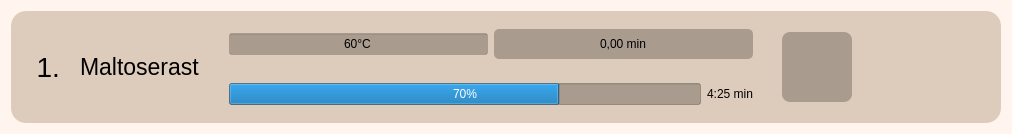
This is ui/dwell.ui in mvx-320/brewery_heating_control as Qt 5 draws it before an edit. The edited form follows.
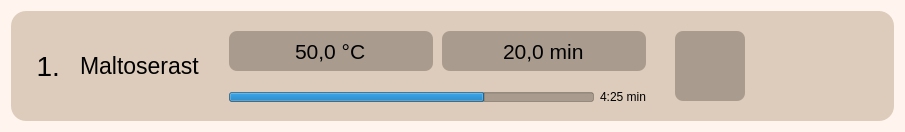
This is the edited form. Icons and pictures are not drawn.

Commit message: Interim Commit Beautify DoubleSpinBox's and DwellFrame Missing: Placeholder for Temp & Time #20

```diff
--- a/ui/dwell.ui
+++ b/ui/dwell.ui
@@ -6,7 +6,7 @@
    <rect>
     <x>0</x>
     <y>0</y>
-    <width>1012</width>
+    <width>905</width>
     <height>132</height>
    </rect>
   </property>
@@ -88,6 +88,9 @@
          <string notr="true">background-color: transparent</string>
         </property>
         <layout class="QVBoxLayout" name="verticalLayout_3">
+         <property name="spacing">
+          <number>0</number>
+         </property>
          <property name="leftMargin">
           <number>0</number>
          </property>
@@ -103,17 +106,54 @@
          <item>
           <widget class="QWidget" name="frm_widget_2" native="true">
            <layout class="QHBoxLayout" name="horizontalLayout_2">
+            <property name="spacing">
+             <number>9</number>
+            </property>
             <item>
-             <widget class="QLineEdit" name="lne_dwell_tar_temp">
+             <widget class="QDoubleSpinBox" name="doubleSpinBox_2">
+              <property name="sizePolicy">
+               <sizepolicy hsizetype="Expanding" vsizetype="Fixed">
+                <horstretch>0</horstretch>
+                <verstretch>0</verstretch>
+               </sizepolicy>
+              </property>
+              <property name="minimumSize">
+               <size>
+                <width>80</width>
+                <height>40</height>
+               </size>
+              </property>
+              <property name="font">
+               <font>
+                <pointsize>16</pointsize>
+               </font>
+              </property>
               <property name="styleSheet">
-               <string notr="true">background-color: rgba(0,0,0,60)</string>
+               <string notr="true">background-color: rgba(0,0,0,60);
+border: none;
+border-radius: 8px;</string>
               </property>
-              <property name="text">
-               <string>60°C</string>
+              <property name="locale">
+               <locale language="German" country="Germany"/>
               </property>
               <property name="alignment">
                <set>Qt::AlignCenter</set>
               </property>
+              <property name="buttonSymbols">
+               <enum>QAbstractSpinBox::NoButtons</enum>
+              </property>
+              <property name="specialValueText">
+               <string>Temperatur</string>
+              </property>
+              <property name="suffix">
+               <string> °C</string>
+              </property>
+              <property name="decimals">
+               <number>1</number>
+              </property>
+              <property name="value">
+               <double>50.000000000000000</double>
+              </property>
              </widget>
             </item>
             <item>
@@ -126,14 +166,19 @@
               </property>
               <property name="minimumSize">
                <size>
-                <width>0</width>
-                <height>30</height>
+                <width>90</width>
+                <height>40</height>
                </size>
               </property>
+              <property name="font">
+               <font>
+                <pointsize>16</pointsize>
+               </font>
+              </property>
               <property name="styleSheet">
                <string notr="true">background-color: rgba(0,0,0,60);
 border: none;
-border-radius: 5px;</string>
+border-radius: 8px;</string>
               </property>
               <property name="locale">
                <locale language="German" country="Germany"/>
@@ -144,9 +189,18 @@
               <property name="buttonSymbols">
                <enum>QAbstractSpinBox::NoButtons</enum>
               </property>
+              <property name="specialValueText">
+               <string>Dauer</string>
+              </property>
               <property name="suffix">
                <string> min</string>
               </property>
+              <property name="decimals">
+               <number>1</number>
+              </property>
+              <property name="value">
+               <double>20.000000000000000</double>
+              </property>
              </widget>
             </item>
            </layout>
@@ -154,9 +208,27 @@
          </item>
          <item>
           <widget class="QWidget" name="widget_4" native="true">
+           <property name="sizePolicy">
+            <sizepolicy hsizetype="Preferred" vsizetype="Fixed">
+             <horstretch>0</horstretch>
+             <verstretch>0</verstretch>
+            </sizepolicy>
+           </property>
+           <property name="maximumSize">
+            <size>
+             <width>16777215</width>
+             <height>30</height>
+            </size>
+           </property>
            <layout class="QHBoxLayout" name="horizontalLayout_3">
             <item>
              <widget class="QProgressBar" name="progressBar">
+              <property name="maximumSize">
+               <size>
+                <width>16777215</width>
+                <height>10</height>
+               </size>
+              </property>
               <property name="styleSheet">
                <string notr="true">background-color: rgba(0,0,0,60);
 </string>
@@ -164,6 +236,9 @@
               <property name="value">
                <number>70</number>
               </property>
+              <property name="textVisible">
+               <bool>false</bool>
+              </property>
              </widget>
             </item>
             <item>
```
The commit also changes 2 other files.
